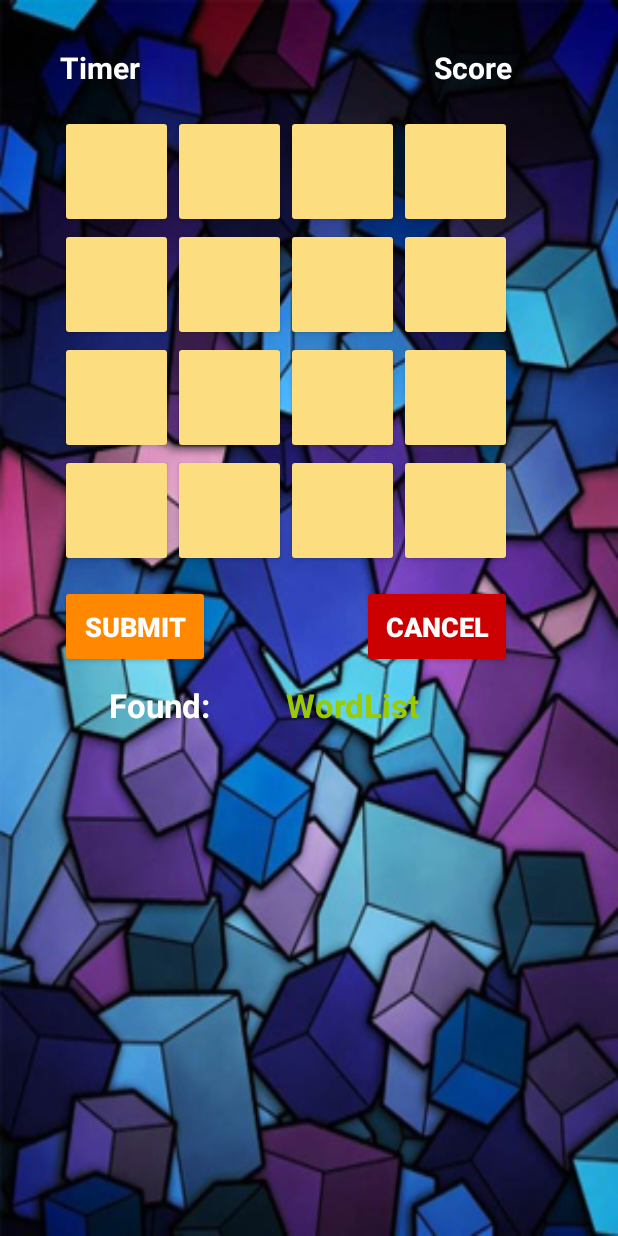
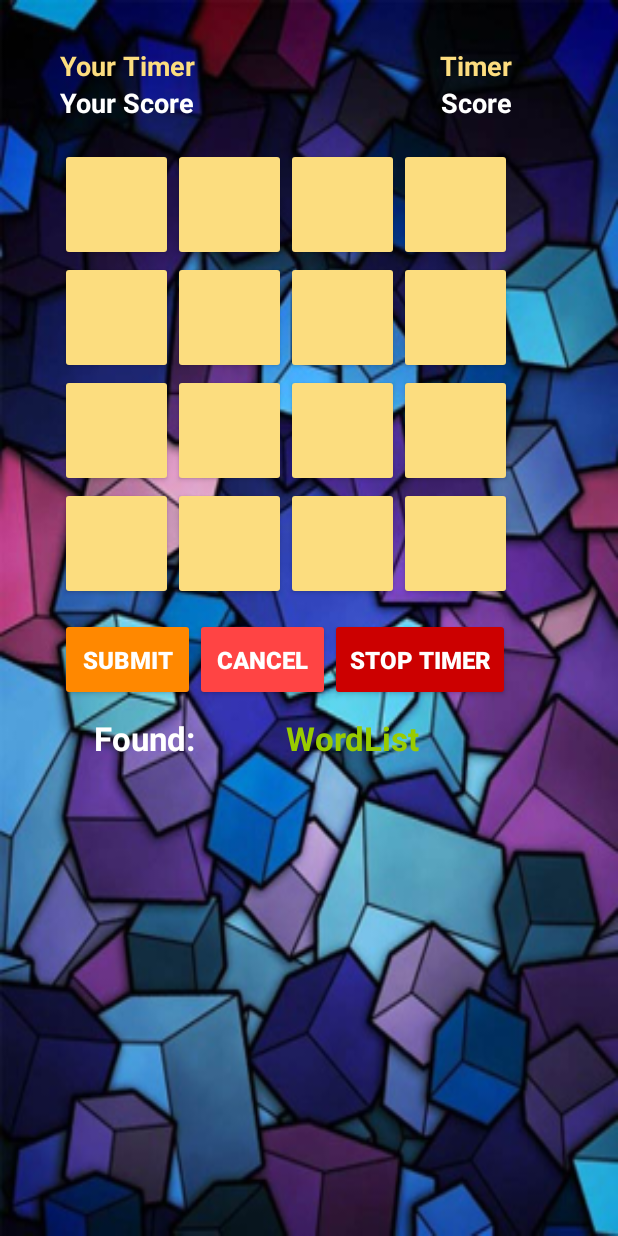
Before and after one commit to huynguyencs/BoggleAndroidApp, an Android app: the layout activity_basic_mode.xml on its own in the app's theme, with its tools: preview values and no code run, on a phone screen of 412 x 824 dp. Run offline under Robolectric (Android 15) with nearby library versions, the phone set to English and light mode, and no system bars.

Commit message:
updating multiplayer mode board frame

```diff
--- a/app/src/main/res/layout/activity_basic_mode.xml
+++ b/app/src/main/res/layout/activity_basic_mode.xml
@@ -176,63 +176,105 @@
         android:textStyle="bold"
         android:textSize="20sp"/>
 
-    <Button
-        android:text="Cancel"
+
+    <TextView
+        android:text="Your Timer"
         android:layout_width="wrap_content"
         android:layout_height="wrap_content"
-        android:layout_alignTop="@+id/submit"
-        android:layout_alignRight="@+id/button16"
-        android:layout_alignEnd="@+id/button16"
-        android:id="@+id/cancel"
-        android:backgroundTint="@android:color/holo_red_dark"
-        android:width="100dp"
-        android:height="55dp"
+        android:layout_marginTop="15dp"
+        android:id="@+id/p1_timer"
+        android:layout_alignParentTop="true"
+        android:textColor="@color/star_yellow"
+        android:textStyle="bold"
         android:textSize="18sp"
-        android:textStyle="bold"
-        android:textColor="@android:color/white" />
+        android:textAppearance="@style/TextAppearance.AppCompat.Medium"
+        android:layout_alignLeft="@+id/button1"
+        android:layout_alignStart="@+id/button1" />
 
     <TextView
         android:text="Timer"
         android:layout_width="wrap_content"
         android:layout_height="wrap_content"
         android:layout_marginTop="15dp"
-        android:id="@+id/timer"
+        android:id="@+id/p2_timer"
         android:layout_alignParentTop="true"
+        android:textColor="@color/star_yellow"
+        android:textStyle="bold"
+        android:textSize="18sp"
+        android:textAppearance="@style/TextAppearance.AppCompat.Medium"
+        android:layout_alignRight="@+id/button4"
+        android:layout_alignEnd="@+id/button4" />
+
+    <TextView
+        android:text="Your Score"
+        android:layout_width="wrap_content"
+        android:layout_height="wrap_content"
+        android:layout_below="@+id/p1_timer"
+        android:layout_alignLeft="@+id/button1"
+        android:layout_alignStart="@+id/button1"
         android:textColor="@android:color/white"
         android:textStyle="bold"
-        android:textSize="20sp"
-        android:textAppearance="@style/TextAppearance.AppCompat.Medium"
-        android:layout_alignLeft="@+id/button1"
-        android:layout_alignStart="@+id/button1" />
+        android:textSize="18sp"
+        android:id="@+id/p1_score"
+        android:textAppearance="@style/TextAppearance.AppCompat.Medium" />
 
     <TextView
         android:text="Score"
         android:layout_width="wrap_content"
         android:layout_height="wrap_content"
-        android:layout_alignTop="@+id/timer"
+        android:layout_below="@+id/p2_timer"
         android:layout_alignRight="@+id/button4"
         android:layout_alignEnd="@+id/button4"
         android:textColor="@android:color/white"
         android:textStyle="bold"
-        android:textSize="20sp"
-        android:id="@+id/score"
+        android:textSize="18sp"
+        android:id="@+id/p2_score"
         android:textAppearance="@style/TextAppearance.AppCompat.Medium" />
-
     <Button
         android:text="Submit"
         android:layout_width="wrap_content"
         android:layout_height="wrap_content"
         android:id="@+id/submit"
         android:backgroundTint="@android:color/holo_orange_dark"
-        android:width="100dp"
+        android:width="90dp"
         android:height="55dp"
-        android:textSize="18sp"
+        android:textSize="16sp"
         android:textStyle="normal|bold"
         android:textColor="@android:color/white"
         android:layout_below="@+id/button13"
         android:layout_alignLeft="@+id/button13"
         android:layout_alignStart="@+id/button13"
         android:layout_marginTop="12dp" />
+
+    <Button
+        android:text="Cancel"
+        android:layout_width="wrap_content"
+        android:layout_height="wrap_content"
+        android:layout_alignTop="@id/submit"
+        android:layout_toRightOf="@+id/submit"
+        android:layout_toEndOf="@+id/submit"
+        android:id="@+id/cancel"
+        android:backgroundTint="@android:color/holo_red_light"
+        android:width="90dp"
+        android:height="55dp"
+        android:textSize="16sp"
+        android:textStyle="bold"
+        android:textColor="@android:color/white" />
+
+    <Button
+        android:text="Stop Timer"
+        android:layout_width="wrap_content"
+        android:layout_height="wrap_content"
+        android:layout_alignTop="@id/submit"
+        android:layout_toRightOf="@+id/cancel"
+        android:layout_toEndOf="@+id/cancel"
+        android:id="@+id/stopTimer"
+        android:backgroundTint="@android:color/holo_red_dark"
+        android:width="120dp"
+        android:height="55dp"
+        android:textSize="16sp"
+        android:textStyle="bold"
+        android:textColor="@android:color/white" />
 
     <Button
         android:id="@+id/button1"
@@ -242,7 +284,7 @@
         android:layout_marginStart="24dp"
         android:backgroundTint="@color/star_yellow"
         android:layout_marginTop="18dp"
-        android:layout_below="@+id/timer"
+        android:layout_below="@+id/p2_score"
         android:layout_alignParentLeft="true"
         android:layout_alignParentStart="true"
         android:textStyle="bold"
```
